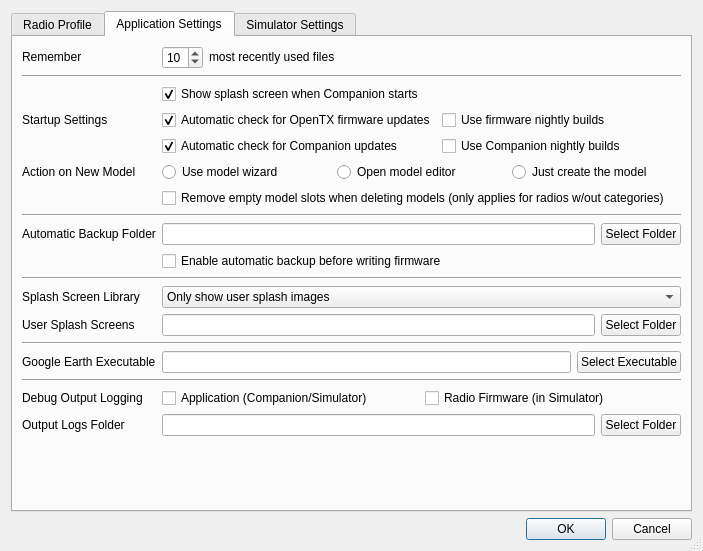
Old version of the form companion/src/apppreferencesdialog.ui in the repository opentx/opentx.
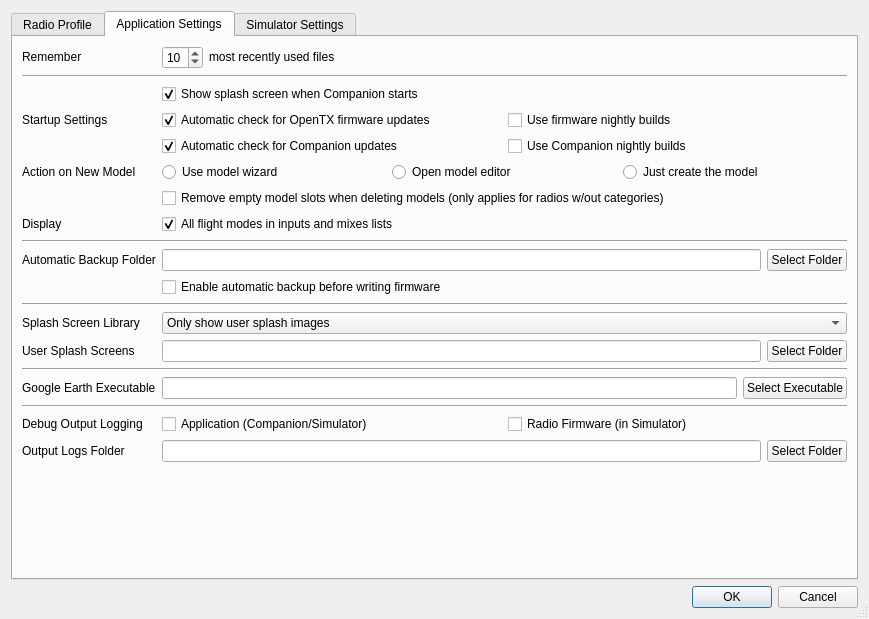
New version of the form. The open tabs and pages were chosen to show the change.

Commit message: Suppression based on new application setting (default display all)

The edit to the form file:
```diff
--- a/companion/src/apppreferencesdialog.ui
+++ b/companion/src/apppreferencesdialog.ui
@@ -6,8 +6,8 @@
    <rect>
     <x>0</x>
     <y>0</y>
-    <width>703</width>
-    <height>534</height>
+    <width>869</width>
+    <height>619</height>
    </rect>
   </property>
   <property name="sizePolicy">
@@ -859,7 +859,7 @@
            </property>
           </widget>
          </item>
-         <item row="20" column="0">
+         <item row="21" column="0">
           <widget class="QLabel" name="ge_label">
            <property name="sizePolicy">
             <sizepolicy hsizetype="Maximum" vsizetype="Fixed">
@@ -872,7 +872,7 @@
            </property>
           </widget>
          </item>
-         <item row="12" column="0">
+         <item row="13" column="0">
           <widget class="QLabel" name="label_17">
            <property name="sizePolicy">
             <sizepolicy hsizetype="Maximum" vsizetype="Fixed">
@@ -885,7 +885,7 @@
            </property>
           </widget>
          </item>
-         <item row="10" column="0" rowspan="2" colspan="2">
+         <item row="11" column="0" rowspan="2" colspan="2">
           <widget class="Line" name="line_2">
            <property name="orientation">
             <enum>Qt::Horizontal</enum>
@@ -915,7 +915,7 @@
            </property>
           </widget>
          </item>
-         <item row="12" column="1">
+         <item row="13" column="1">
           <layout class="QHBoxLayout" name="horizontalLayout_8">
            <item>
             <widget class="QLineEdit" name="backupPath">
@@ -939,7 +939,7 @@
            </item>
           </layout>
          </item>
-         <item row="17" column="1">
+         <item row="18" column="1">
           <layout class="QHBoxLayout" name="horizontalLayout_7">
            <item>
             <widget class="QLineEdit" name="libraryPath">
@@ -966,7 +966,7 @@
            </item>
           </layout>
          </item>
-         <item row="23" column="0">
+         <item row="24" column="0">
           <widget class="QLabel" name="lbl_appLogsDir">
            <property name="sizePolicy">
             <sizepolicy hsizetype="Maximum" vsizetype="Fixed">
@@ -1030,7 +1030,7 @@
            </item>
           </layout>
          </item>
-         <item row="13" column="1">
+         <item row="14" column="1">
           <widget class="QCheckBox" name="backupEnable">
            <property name="sizePolicy">
             <sizepolicy hsizetype="Preferred" vsizetype="Fixed">
@@ -1043,7 +1043,7 @@
            </property>
           </widget>
          </item>
-         <item row="22" column="0">
+         <item row="23" column="0">
           <widget class="QLabel" name="label_12">
            <property name="sizePolicy">
             <sizepolicy hsizetype="Maximum" vsizetype="Fixed">
@@ -1056,14 +1056,21 @@
            </property>
           </widget>
          </item>
-         <item row="18" column="0" rowspan="2" colspan="2">
+         <item row="15" column="0" rowspan="2" colspan="2">
+          <widget class="Line" name="line_5">
+           <property name="orientation">
+            <enum>Qt::Horizontal</enum>
+           </property>
+          </widget>
+         </item>
+         <item row="19" column="0" rowspan="2" colspan="2">
           <widget class="Line" name="line_7">
            <property name="orientation">
             <enum>Qt::Horizontal</enum>
            </property>
           </widget>
          </item>
-         <item row="16" column="1">
+         <item row="17" column="1">
           <widget class="QComboBox" name="splashincludeCB">
            <property name="sizePolicy">
             <sizepolicy hsizetype="Expanding" vsizetype="Fixed">
@@ -1083,14 +1090,7 @@
            </item>
           </widget>
          </item>
-         <item row="14" column="0" rowspan="2" colspan="2">
-          <widget class="Line" name="line_5">
-           <property name="orientation">
-            <enum>Qt::Horizontal</enum>
-           </property>
-          </widget>
-         </item>
-         <item row="20" column="1">
+         <item row="21" column="1">
           <layout class="QHBoxLayout" name="horizontalLayout_9">
            <item>
             <widget class="QLineEdit" name="ge_lineedit">
@@ -1114,7 +1114,7 @@
            </item>
           </layout>
          </item>
-         <item row="23" column="1">
+         <item row="24" column="1">
           <layout class="QHBoxLayout" name="horizontalLayout_4">
            <item>
             <widget class="QLineEdit" name="appLogsDir">
@@ -1135,7 +1135,7 @@
            </item>
           </layout>
          </item>
-         <item row="22" column="1">
+         <item row="23" column="1">
           <layout class="QHBoxLayout" name="horizontalLayout_3">
            <item>
             <widget class="QCheckBox" name="opt_appDebugLog">
@@ -1159,7 +1159,7 @@
            </item>
           </layout>
          </item>
-         <item row="16" column="0">
+         <item row="17" column="0">
           <widget class="QLabel" name="label_10">
            <property name="sizePolicy">
             <sizepolicy hsizetype="Maximum" vsizetype="Fixed">
@@ -1172,7 +1172,14 @@
            </property>
           </widget>
          </item>
-         <item row="17" column="0">
+         <item row="22" column="0" colspan="2">
+          <widget class="Line" name="line_4">
+           <property name="orientation">
+            <enum>Qt::Horizontal</enum>
+           </property>
+          </widget>
+         </item>
+         <item row="18" column="0">
           <widget class="QLabel" name="label_9">
            <property name="sizePolicy">
             <sizepolicy hsizetype="Maximum" vsizetype="Fixed">
@@ -1198,10 +1205,20 @@
            </property>
           </widget>
          </item>
-         <item row="21" column="0" colspan="2">
-          <widget class="Line" name="line_4">
-           <property name="orientation">
-            <enum>Qt::Horizontal</enum>
+         <item row="10" column="0">
+          <widget class="QLabel" name="label_18">
+           <property name="text">
+            <string>Display</string>
+           </property>
+          </widget>
+         </item>
+         <item row="10" column="1">
+          <widget class="QCheckBox" name="opt_displayAllFMs">
+           <property name="text">
+            <string>All flight modes in inputs and mixes lists</string>
+           </property>
+           <property name="checked">
+            <bool>true</bool>
            </property>
           </widget>
          </item>
```
Left out of the diff: 14 changed lines with no effect on the pictures. The commit also changes 4 other files.
